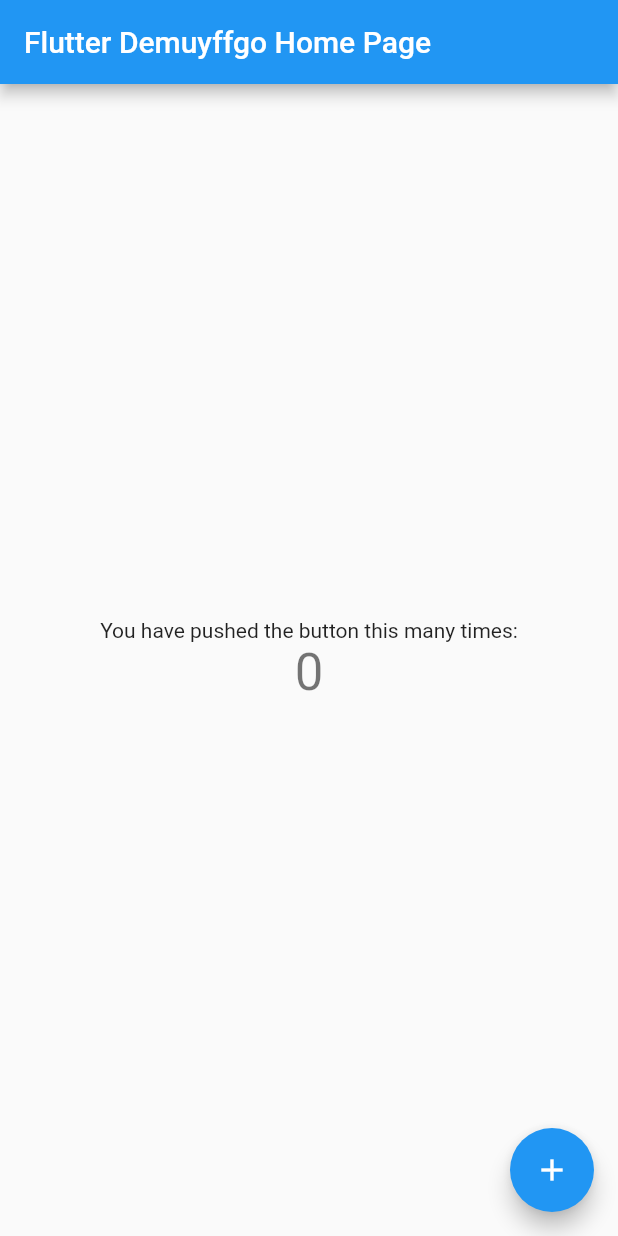
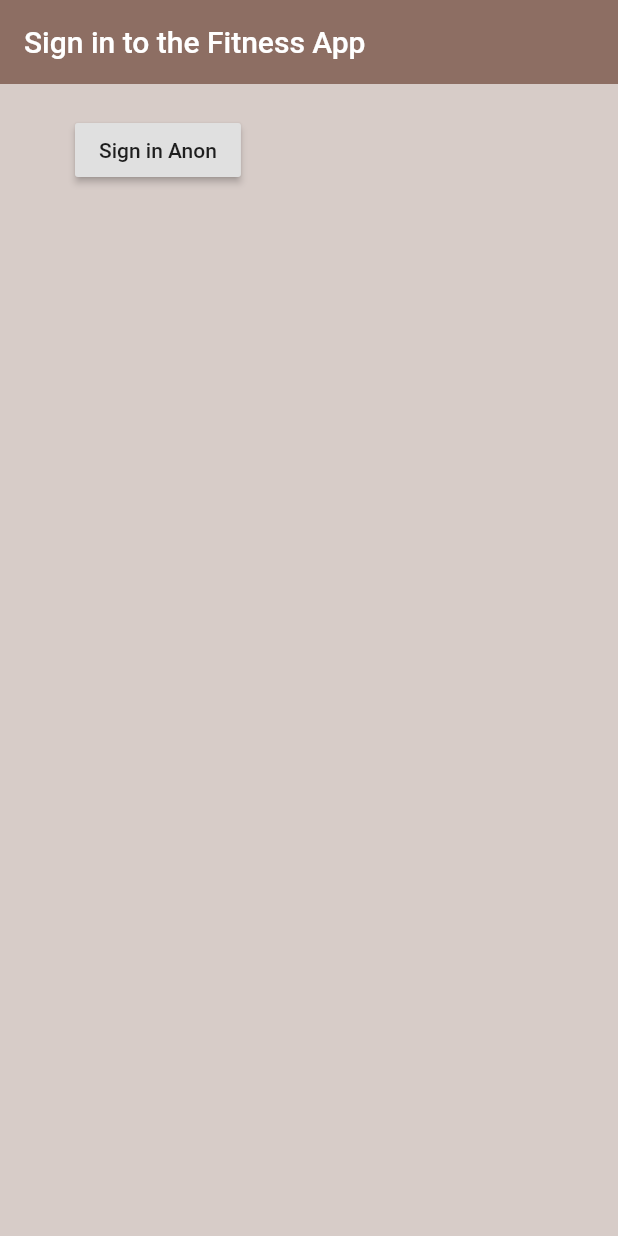
Before and after one commit to rahulrddy/fitnessapp, a Flutter app: the screen it shows after launch, on a phone screen of 412 x 824 dp. Run offline on Flutter 3.47's test engine with Material 2 defaults, Android fonts, the phone set to English and light mode, and no system bars; our stand-ins replace firebase_auth; accounts and stored records are empty.

```diff
--- a/lib/main.dart
+++ b/lib/main.dart
@@ -1,3 +1,4 @@
+import 'package:fitnessapp/screens/wrapper.dart';
 import 'package:flutter/material.dart';
 
 void main() => runApp(MyApp());
@@ -7,105 +8,7 @@ class MyApp extends StatelessWidget {
   @override
   Widget build(BuildContext context) {
     return MaterialApp(
-      title: 'Flutter Demo',
-      theme: ThemeData(
-        // This is the theme of your application.
-        //
-        // Try running your application with "flutter run". You'll see the
-        // application has a blue toolbar. Then, without quitting the app, try
-        // changing the primarySwatch below to Colors.green and then invoke
-        // "hot reload" (press "r" in the console where you ran "flutter run",
-        // or simply save your changes to "hot reload" in a Flutter IDE).
-        // Notice that the counter didn't reset back to zero; the application
-        // is not restarted.
-        primarySwatch: Colors.blue,
-      ),
-      home: MyHomePage(title: 'Flutter Demuyffgo Home Page'),
+      home: Wrapper(),
     );
   }
 }
-
-class MyHomePage extends StatefulWidget {
-  MyHomePage({Key key, this.title}) : super(key: key);
-
-  // This widget is the home page of your application. It is stateful, meaning
-  // that it has a State object (defined below) that contains fields that affect
-  // how it looks.
-
-  // This class is the configuration for the state. It holds the values (in this
-  // case the title) provided by the parent (in this case the App widget) and
-  // used by the build method of the State. Fields in a Widget subclass are
-  // always marked "final".
-
-  final String title;
-
-  @override
-  _MyHomePageState createState() => _MyHomePageState();
-}
-
-class _MyHomePageState extends State<MyHomePage> {
-  int _counter = 0;
-
-  void _incrementCounter() {
-    setState(() {
-      // This call to setState tells the Flutter framework that something has
-      // changed in this State, which causes it to rerun the build method below
-      // so that the display can reflect the updated values. If we changed
-      // _counter without calling setState(), then the build method would not be
-      // called again, and so nothing would appear to happen.
-      _counter++;
-    });
-  }
-
-  @override
-  Widget build(BuildContext context) {
-    // This method is rerun every time setState is called, for instance as done
-    // by the _incrementCounter method above.
-    //
-    // The Flutter framework has been optimized to make rerunning build methods
-    // fast, so that you can just rebuild anything that needs updating rather
-    // than having to individually change instances of widgets.
-    return Scaffold(
-      appBar: AppBar(
-        // Here we take the value from the MyHomePage object that was created by
-        // the App.build method, and use it to set our appbar title.
-        title: Text(widget.title),
-      ),
-      body: Center(
-        // Center is a layout widget. It takes a single child and positions it
-        // in the middle of the parent.
-        child: Column(
-          // Column is also a layout widget. It takes a list of children and
-          // arranges them vertically. By default, it sizes itself to fit its
-          // children horizontally, and tries to be as tall as its parent.
-          //
-          // Invoke "debug painting" (press "p" in the console, choose the
-          // "Toggle Debug Paint" action from the Flutter Inspector in Android
-          // Studio, or the "Toggle Debug Paint" command in Visual Studio Code)
-          // to see the wireframe for each widget.
-          //
-          // Column has various properties to control how it sizes itself and
-          // how it positions its children. Here we use mainAxisAlignment to
-          // center the children vertically; the main axis here is the vertical
-          // axis because Columns are vertical (the cross axis would be
-          // horizontal).
-          mainAxisAlignment: MainAxisAlignment.center,
-          children: <Widget>[
-            Text(
-              'You have pushed the button this many times:',
-            ),
-            Text(
-              '$_counter',
-              style: Theme.of(context).textTheme.display1,
-            ),
-          ],
-        ),
-      ),
-      floatingActionButton: FloatingActionButton(
-        onPressed: _incrementCounter,
-        tooltip: 'Increment',
-        child: Icon(Icons.add),
-      ), // This trailing comma makes auto-formatting nicer for build methods.
-    );
-  }
-}
--- /dev/null
+++ b/lib/screens/autenticate/autenticate.dart
@@ -0,0 +1,16 @@
+import 'package:fitnessapp/screens/autenticate/sign_in.dart';
+import 'package:flutter/material.dart';
+
+class Authenticate extends StatefulWidget {
+  @override
+  _AuthenticateState createState() => _AuthenticateState();
+}
+
+class _AuthenticateState extends State<Authenticate> {
+  @override
+  Widget build(BuildContext context) {
+    return Container(
+      child: SignIn(),
+    );
+  }
+}
--- /dev/null
+++ b/lib/screens/autenticate/sign_in.dart
@@ -0,0 +1,39 @@
+import 'package:fitnessapp/services/auth.dart';
+import 'package:flutter/material.dart';
+
+class SignIn extends StatefulWidget {
+  @override
+  _SignInState createState() => _SignInState();
+}
+
+class _SignInState extends State<SignIn> {
+
+  final AuthService _authService = AuthService();
+
+  @override
+  Widget build(BuildContext context) {
+    return Scaffold(
+      backgroundColor: Colors.brown[100],
+      appBar: AppBar(
+        backgroundColor: Colors.brown[400],
+        elevation: 0.0,
+        title: Text('Sign in to the Fitness App'),
+      ),
+      body: Container(
+        padding: EdgeInsets.symmetric(vertical: 20.0, horizontal: 50.0),
+        child: RaisedButton(
+          child: Text('Sign in Anon'),
+          onPressed: () async {
+            dynamic result = await _authService.signInAnon();
+            if (result == null) {
+              print('error signing in');
+            } else {
+              print('signing in');
+              print(result);
+            }
+          },
+        )
+      ),
+    );
+  }
+}
--- /dev/null
+++ b/lib/screens/wrapper.dart
@@ -0,0 +1,10 @@
+import 'package:fitnessapp/screens/autenticate/autenticate.dart';
+import 'package:fitnessapp/screens/home/home.dart';
+import 'package:flutter/material.dart';
+
+class Wrapper extends StatelessWidget {
+  @override
+  Widget build(BuildContext context) {
+    return Authenticate();
+  }
+}
--- a/pubspec.yaml
+++ b/pubspec.yaml
@@ -23,6 +23,8 @@ dependencies:
   # The following adds the Cupertino Icons font to your application.
   # Use with the CupertinoIcons class for iOS style icons.
   cupertino_icons: ^0.1.2
+  firebase_auth: ^0.15.5+3
+  cloud_firestore: ^0.13.4+2
 
 dev_dependencies:
   flutter_test:
```
Also changed, not shown: lib/screens/home/home.dart (added, +10 -0 lines), lib/services/auth.dart (added, +17 -0 lines), pubspec.lock, 3 other files.
